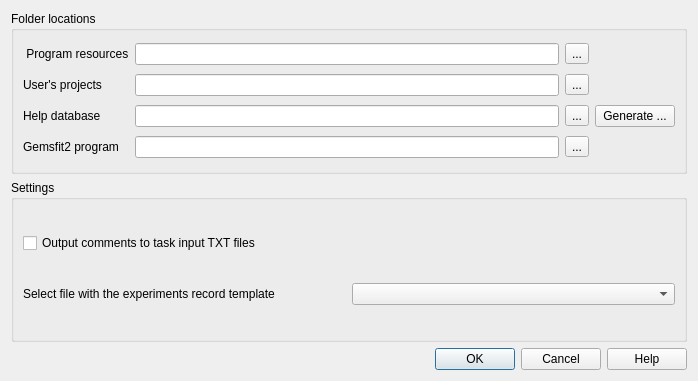
Above: gfshell2/dialogs/PreferencesDialog.ui from gemshub/gemsfits before the change. Below: the same form after it.
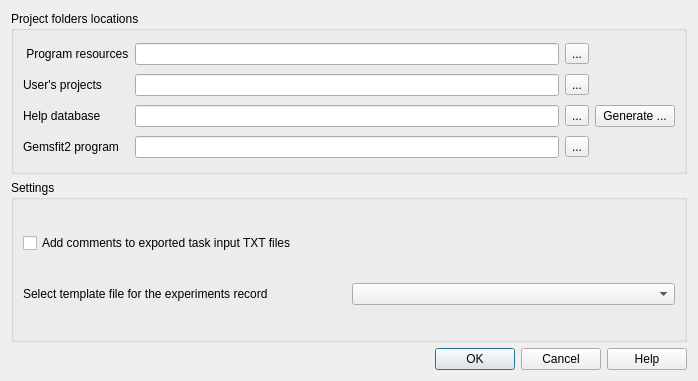
That is the form after the change. Icons and pictures are not drawn.

Patch:
```diff
--- a/gfshell2/dialogs/PreferencesDialog.ui
+++ b/gfshell2/dialogs/PreferencesDialog.ui
@@ -17,7 +17,7 @@
    <item row="0" column="0">
     <widget class="QGroupBox" name="groupBox">
      <property name="title">
-      <string>Folder locations</string>
+      <string>Project folders locations</string>
      </property>
      <layout class="QGridLayout" name="gridLayout">
       <item row="0" column="0">
@@ -107,7 +107,7 @@
       <item row="2" column="0">
        <widget class="QLabel" name="label_4">
         <property name="text">
-         <string>Select file with the experiments record template</string>
+         <string>Select template file for the experiments record</string>
         </property>
        </widget>
       </item>
@@ -117,7 +117,7 @@
       <item row="1" column="0">
        <widget class="QCheckBox" name="commentsBox">
         <property name="text">
-         <string>Output comments to task input TXT files</string>
+         <string>Add comments to exported task input TXT files</string>
         </property>
        </widget>
       </item>
```
Left out of the diff: 10 changed lines with no effect on the pictures.
